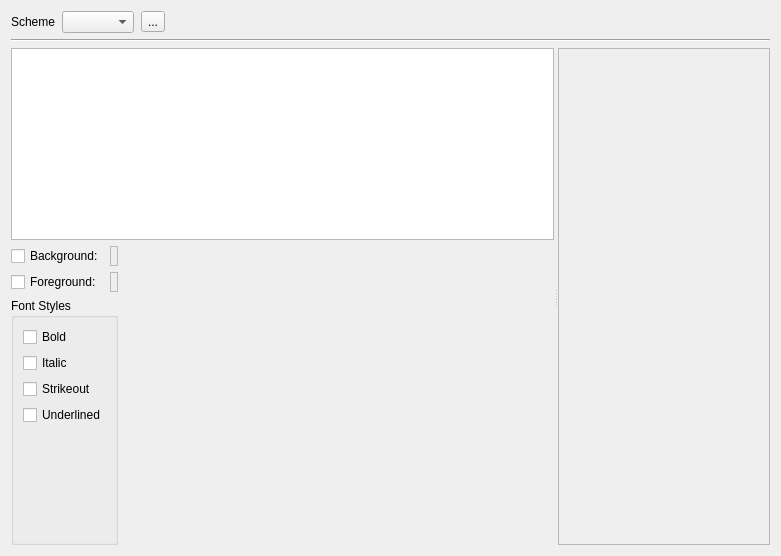
Above: RedPandaIDE/settingsdialog/editorcolorschemewidget.ui from royqh1979/RedPanda-CPP before the change. Below: the same form after it.
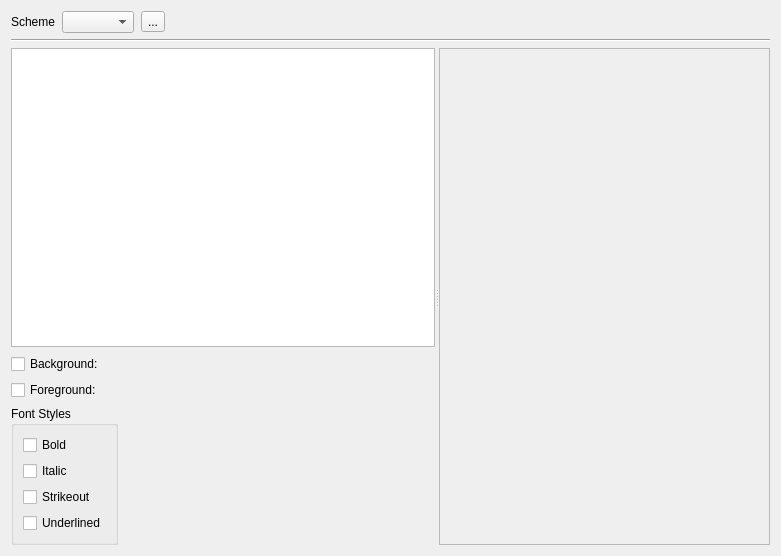
That is the form after the change. Custom widgets are drawn as their Qt base class.

Diff of the .ui file:
```diff
--- a/RedPandaIDE/settingsdialog/editorcolorschemewidget.ui
+++ b/RedPandaIDE/settingsdialog/editorcolorschemewidget.ui
@@ -108,7 +108,16 @@
          <property name="enabled">
           <bool>true</bool>
          </property>
+         <property name="sizePolicy">
+          <sizepolicy hsizetype="Preferred" vsizetype="Preferred">
+           <horstretch>1</horstretch>
+           <verstretch>0</verstretch>
+          </sizepolicy>
+         </property>
          <layout class="QVBoxLayout" name="verticalLayout_2">
+          <property name="spacing">
+           <number>7</number>
+          </property>
           <property name="leftMargin">
            <number>0</number>
           </property>
@@ -124,7 +133,7 @@
           <item>
            <widget class="QTreeView" name="treeItems">
             <property name="sizePolicy">
-             <sizepolicy hsizetype="Preferred" vsizetype="Preferred">
+             <sizepolicy hsizetype="Preferred" vsizetype="Expanding">
               <horstretch>0</horstretch>
               <verstretch>0</verstretch>
              </sizepolicy>
@@ -171,6 +180,12 @@
              </item>
              <item row="1" column="2">
               <widget class="ColorEdit" name="colorForeground">
+               <property name="sizePolicy">
+                <sizepolicy hsizetype="Preferred" vsizetype="Preferred">
+                 <horstretch>0</horstretch>
+                 <verstretch>0</verstretch>
+                </sizepolicy>
+               </property>
                <property name="frameShape">
                 <enum>QFrame::StyledPanel</enum>
                </property>
@@ -181,6 +196,12 @@
              </item>
              <item row="0" column="2">
               <widget class="ColorEdit" name="colorBackground">
+               <property name="sizePolicy">
+                <sizepolicy hsizetype="Preferred" vsizetype="Preferred">
+                 <horstretch>0</horstretch>
+                 <verstretch>0</verstretch>
+                </sizepolicy>
+               </property>
                <property name="frameShape">
                 <enum>QFrame::StyledPanel</enum>
                </property>
@@ -189,7 +210,7 @@
                </property>
               </widget>
              </item>
-             <item row="2" column="1" colspan="2">
+             <item row="2" column="1">
               <widget class="QGroupBox" name="grpFontStyles">
                <property name="title">
                 <string>Font Styles</string>
@@ -223,19 +244,6 @@
                   </property>
                  </widget>
                 </item>
-                <item>
-                 <spacer name="verticalSpacer">
-                  <property name="orientation">
-                   <enum>Qt::Vertical</enum>
-                  </property>
-                  <property name="sizeHint" stdset="0">
-                   <size>
-                    <width>20</width>
-                    <height>40</height>
-                   </size>
-                  </property>
-                 </spacer>
-                </item>
                </layout>
               </widget>
              </item>
@@ -260,7 +268,7 @@
         <widget class="Editor" name="editDemo">
          <property name="sizePolicy">
           <sizepolicy hsizetype="Expanding" vsizetype="Expanding">
-           <horstretch>0</horstretch>
+           <horstretch>2</horstretch>
            <verstretch>0</verstretch>
           </sizepolicy>
          </property>
@@ -291,6 +299,11 @@
    <header location="global">editor.h</header>
    <container>1</container>
   </customwidget>
+  <customwidget>
+   <class>QPatchedComboBox</class>
+   <extends>QComboBox</extends>
+   <header location="global">widgets/qpatchedcombobox.h</header>
+  </customwidget>
  </customwidgets>
  <resources/>
  <connections/>
```
Left out of the diff: 60 changed lines with no effect on the pictures.
